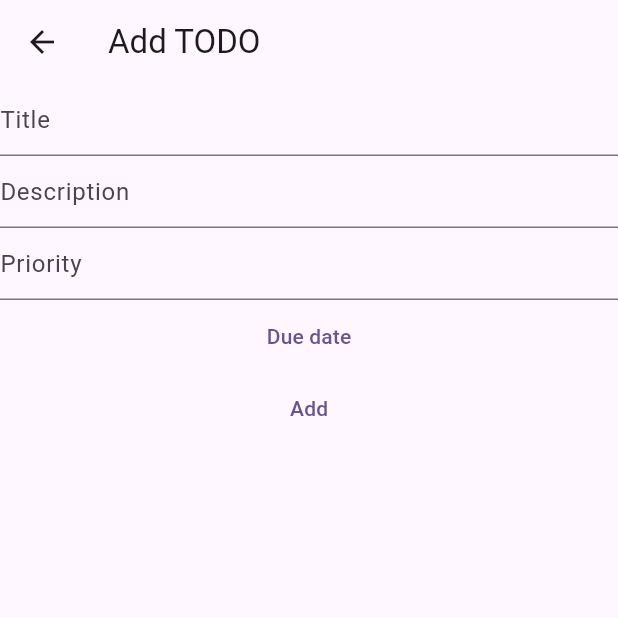
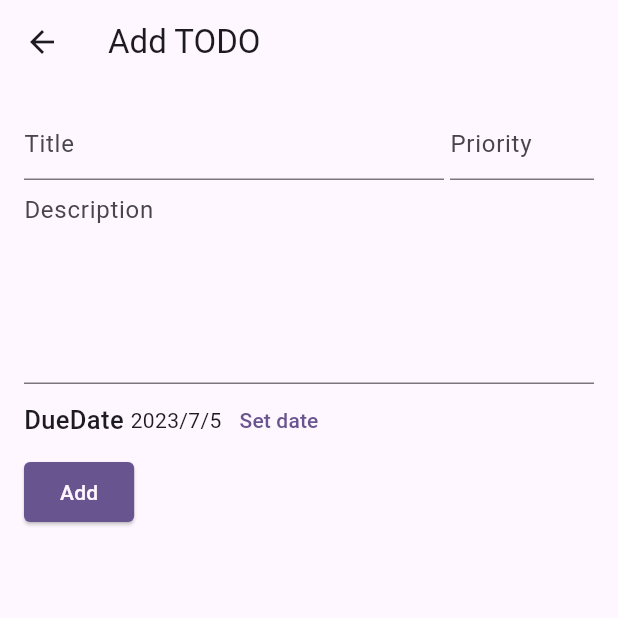
Before and after one commit to NITIC-2023-5I-ex1/ex1-flutter, a Flutter app: the AddForm screen opened directly, on a phone screen of 412 x 824 dp, the top half of it. Run offline on Flutter 3.47's test engine with Material 2 defaults, Android fonts, the phone set to English and light mode, and no system bars.

Commit message:
feat: attach style

```diff
--- a/lib/add_form.dart
+++ b/lib/add_form.dart
@@ -18,33 +18,61 @@ class _AddFormState extends State<AddForm> {
   final TextEditingController _descController = TextEditingController();
   final TextEditingController _priorityController = TextEditingController();
 
+  InputDecoration _createInputDecoration(String hint) {
+    return InputDecoration(hintText: hint);
+  }
+
   @override
   Widget build(BuildContext context) {
     return Scaffold(
-      appBar: AppBar(title: const Text("Add TODO"),),
-      body: Column(
+      appBar: AppBar(title: const Text("Add TODO")),
+      body: Padding(
+        padding: const EdgeInsets.all(16.0),
+        child: Column(
+          crossAxisAlignment: CrossAxisAlignment.start,
           children: [
-          TextField(decoration: InputDecoration(hintText: "Title"), onChanged: (String text) {
+            Row(
+              children: [
+                Expanded(
+                  child: TextField(decoration: _createInputDecoration("Title"), onChanged: (String text) {
                     _title = text;
                   },
                       controller: _titleController),
-          TextField(decoration: InputDecoration(hintText: "Description"), onChanged: (String text) {
+                ),
+                SizedBox(
+                  width: 100,
+                  child: Padding(
+                    padding: const EdgeInsets.only(left: 4),
+                    child: TextField(decoration: _createInputDecoration("Priority"), inputFormatters: [FilteringTextInputFormatter.digitsOnly], onChanged: (String text) {
+                      _priority = int.parse(text);
+                    }, controller: _priorityController),
+                  ),
+                ),
+              ],
+            ),
+            TextField(decoration: _createInputDecoration("Description"), onChanged: (String text) {
               _desc = text;
             },
+                maxLines: 5,
             controller: _descController),
-          TextField(decoration: InputDecoration(hintText: "Priority"), inputFormatters: [FilteringTextInputFormatter.digitsOnly], onChanged: (String text) {
-            _priority = int.parse(text);
-          }, controller: _priorityController),
+            Row(
+              children: [
+                const Text("DueDate ", style: TextStyle(fontSize: 17, fontWeight: FontWeight.w500),),
+                Text("${_dueDate.year}/${_dueDate.month}/${_dueDate.day}"),
                 TextButton(onPressed: () async {
                   final date = await showDatePicker(context: context, initialDate: DateTime.now(), firstDate: DateTime(2000), lastDate: DateTime(2100));
                   if (date != null) {
                     _dueDate = date;
                   }
-          }, child: Text("Due date")),
-          TextButton(onPressed: () {
+                }, child: const Text("Set date")),
+              ],
+            ),
+            ElevatedButton(style: ElevatedButton.styleFrom(shape: RoundedRectangleBorder(borderRadius: BorderRadius.circular(4.0)), backgroundColor: Theme.of(context).primaryColor, foregroundColor: Theme.of(context).canvasColor),
+                onPressed: () {
               Navigator.pop(context, TODO(_title, _desc, _priority, _dueDate));
-          }, child: Text("Add"))
+            }, child: const Text("Add"))
           ],
+        ),
       ),
     );
   }
```
Lines whose indentation alone changed are shown as unchanged.
